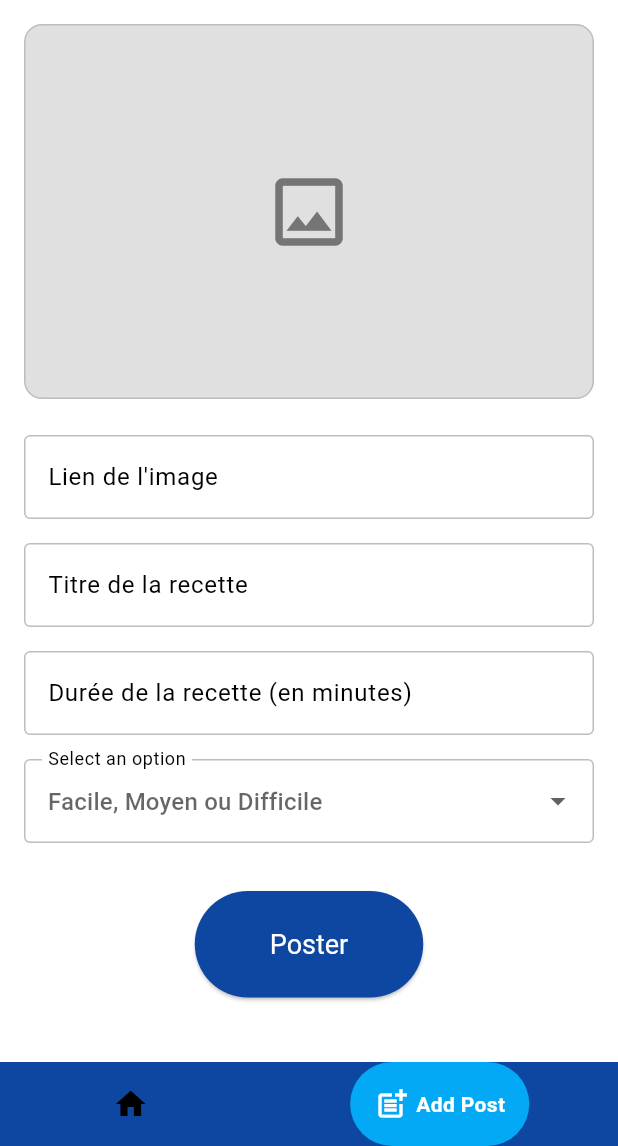
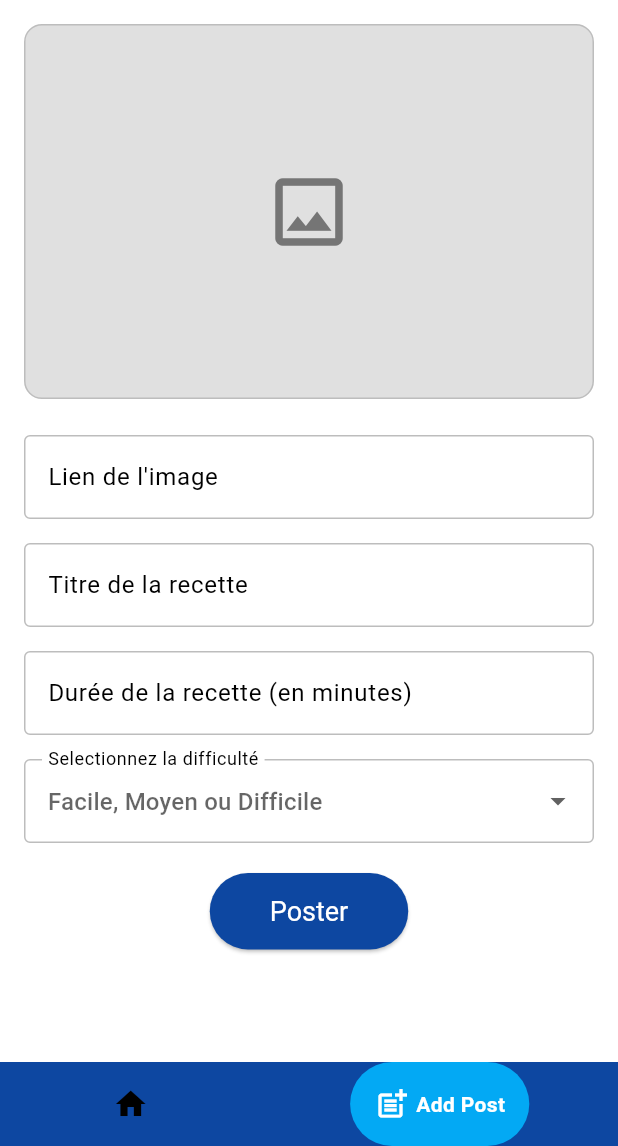
Before and after one commit to B-Ethan07/flash_recipe, a Flutter app: the screen it shows after launch, item 2 of the bottom bar chosen, on a phone screen of 412 x 824 dp, the part 90-1236 px from its top. Run offline on Flutter 3.47's test engine with Material 3 defaults, Android fonts, the phone set to English and light mode, and no system bars; drawn by our look-alikes of google_nav_bar; network calls fail.

Commit message:
feats: details + wireframe + add_post + eol

```diff
--- a/lib/screens/add_post_page.dart
+++ b/lib/screens/add_post_page.dart
@@ -176,7 +176,7 @@ class _AddPostPageState extends State<AddPostPage> {
 
                   DropdownButtonFormField<String>(
                     decoration: const InputDecoration(
-                      labelText: 'Select an option',
+                      labelText: 'Selectionnez la difficulté',
                       border: OutlineInputBorder(),
                       hintText: 'Facile, Moyen ou Difficile',
                     ),
@@ -199,13 +199,13 @@ class _AddPostPageState extends State<AddPostPage> {
                         return null;
                       },
                   ),
-                  const SizedBox(height: 32),
+                  const SizedBox(height: 20),
 
                   // Bouton Post
                   ElevatedButton(
                     onPressed: _isLoading ? null : _submitForm,
                     style: ElevatedButton.styleFrom(
-                      padding: const EdgeInsets.symmetric(vertical: 25, horizontal: 50),
+                      padding: const EdgeInsets.symmetric(vertical: 15, horizontal: 40),
                       textStyle: const TextStyle(fontSize: 18),
                     ),
                     child: _isLoading
--- a/lib/screens/recipe_detail_page.dart
+++ b/lib/screens/recipe_detail_page.dart
@@ -22,7 +22,7 @@ class RecipeDetailPage extends StatelessWidget {
       appBar: AppBar(
         title: Text(title),
       ),
-      body: SingleChildScrollView(
+      body: SafeArea(child: SingleChildScrollView(
         child: Column(
           crossAxisAlignment: CrossAxisAlignment.start,
           children: [
@@ -94,6 +94,7 @@ class RecipeDetailPage extends StatelessWidget {
           ],
         ),
       ),
+      ),
     );
   }
 }
```
Also changed, not shown: lib/screens/main_screen.dart (line endings or trailing spaces), wireframe.png (added).
